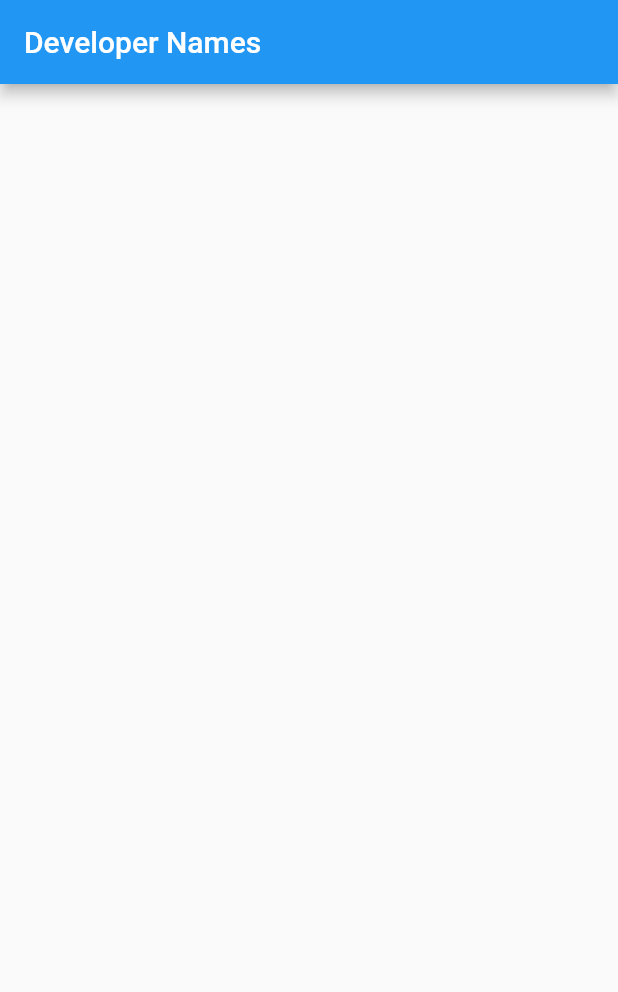
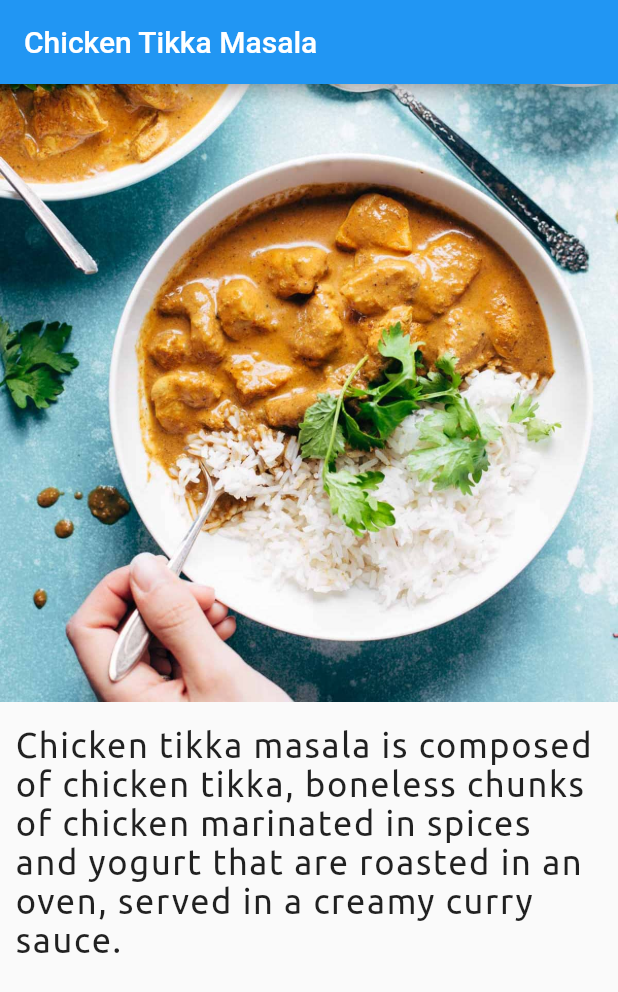
Before and after one commit to killerone/Easy-Order, a Flutter app: the screen it shows after launch, on a phone screen of 412 x 824 dp. Shown: the top 992 px of the screen. Run offline on Flutter 3.47's test engine with Material 2 defaults, Android fonts, the phone set to English and light mode, and no system bars.

Commit message:
image and description added

```diff
--- /dev/null
+++ b/lib/item_details.dart
@@ -0,0 +1,63 @@
+import 'package:flutter/material.dart';
+
+class ItemDetails extends StatelessWidget {
+  @override
+  Widget build(BuildContext context) {
+    return Scaffold(
+      appBar: AppBar(title: Text("Chicken Tikka Masala")),
+      body: Column(
+        children: <Widget>[
+          ItemImage(),
+          ItemDescription(),
+        ],
+      ),
+    );
+  }
+}
+
+class ItemImage extends StatelessWidget {
+  @override
+  Widget build(BuildContext context) {
+    AssetImage assetImage = AssetImage('asset/images/ChickenTikkaMasala.jpg');
+    Image image = Image(
+      image: assetImage,
+    );
+    return Container(
+      child: image,
+    );
+  }
+}
+
+class ItemDescription extends StatelessWidget {
+  @override
+  Widget build(BuildContext context) {
+    return Container(
+      alignment: Alignment.centerLeft,
+      margin: EdgeInsets.fromLTRB(10.0, 15.0, 10.0, 15.0),
+      child: Text(
+        "Chicken tikka masala is composed of chicken tikka, boneless chunks of chicken marinated in spices and yogurt that are roasted in an oven, served in a creamy curry sauce.",
+        style: TextStyle(
+            fontSize: 23.0,
+            fontFamily: "Ubuntu",
+            fontWeight: FontWeight.w400,
+            letterSpacing: 1.1),
+      ),
+    );
+  }
+}
+
+/*
+Align(
+        //   alignment: Alignment.centerLeft,
+        //   child: Text(
+        //     "Description",
+        //     textAlign: TextAlign.start,
+        //     textDirection: TextDirection.ltr,
+        //     style: TextStyle(
+        //         fontSize: 40.0,
+        //         fontFamily: 'Ubuntu',
+        //         fontWeight: FontWeight.w700,
+        //         color: Color.fromRGBO(56, 56, 56, 1),
+        //         letterSpacing: 1.5),
+        //   ),
+        // ),*/
--- a/lib/main.dart
+++ b/lib/main.dart
@@ -1,5 +1,6 @@
+import 'package:easy_order/item_details.dart';
 import 'package:flutter/material.dart';
-import 'package:cloud_firestore/cloud_firestore.dart';
+// import 'package:cloud_firestore/cloud_firestore.dart';
 
 void main() => runApp(MyApp());
 
@@ -8,16 +9,16 @@ class MyApp extends StatelessWidget {
   @override
   Widget build(BuildContext context) {
     return MaterialApp(
-      title: 'Flutter Demo',
-      theme: ThemeData(
-        primarySwatch: Colors.blue,
-      ),
-      home: MyHomePage(title: 'Developer Names'),
-    );
+        title: 'Easy Order',
+        debugShowCheckedModeBanner: false,
+        theme: ThemeData(
+          primarySwatch: Colors.blue,
+        ),
+        home: ItemDetails());
   }
 }
 
-class MyHomePage extends StatelessWidget {
+/*class MyHomePage extends StatelessWidget {
   MyHomePage({Key key, this.title}) : super(key: key);
 
   final String title;
@@ -74,3 +75,4 @@ class MyHomePage extends StatelessWidget {
       );
   }
 }
+*/
```
Also changed, not shown: pubspec.yaml (+10 -13 lines), asset/fonts/Ubuntu-Bold.ttf (added), asset/fonts/Ubuntu-Medium.ttf (added), asset/fonts/Ubuntu-Regular.ttf (added), asset/images/ChickenTikkaMasala.jpg (added).
